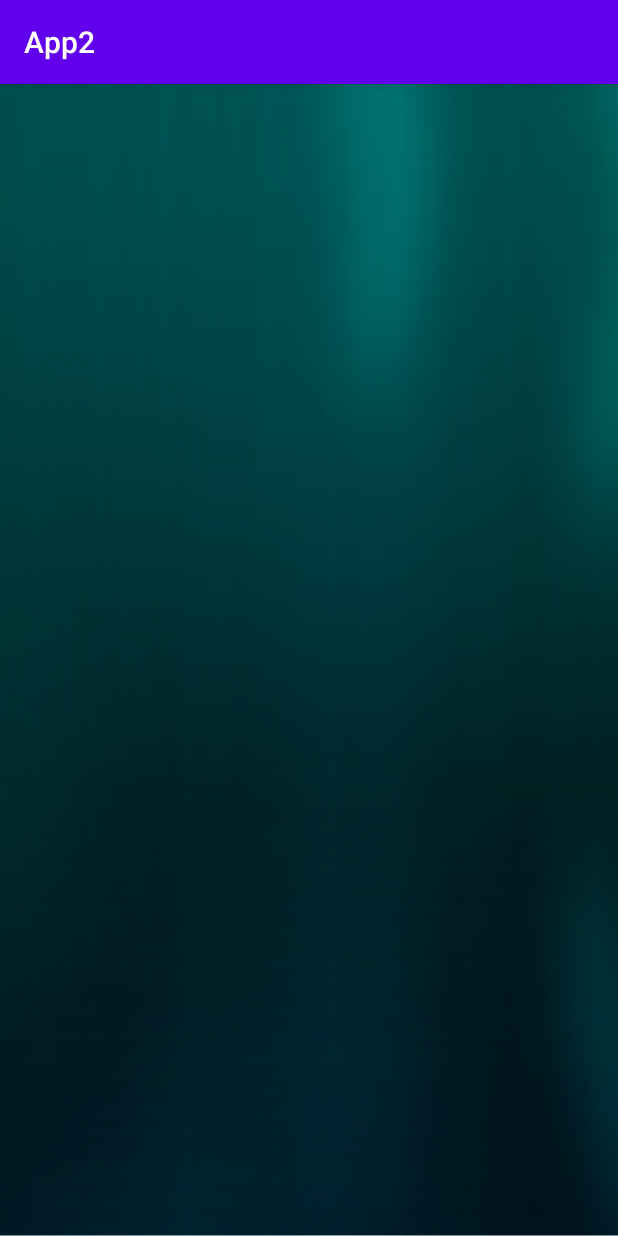
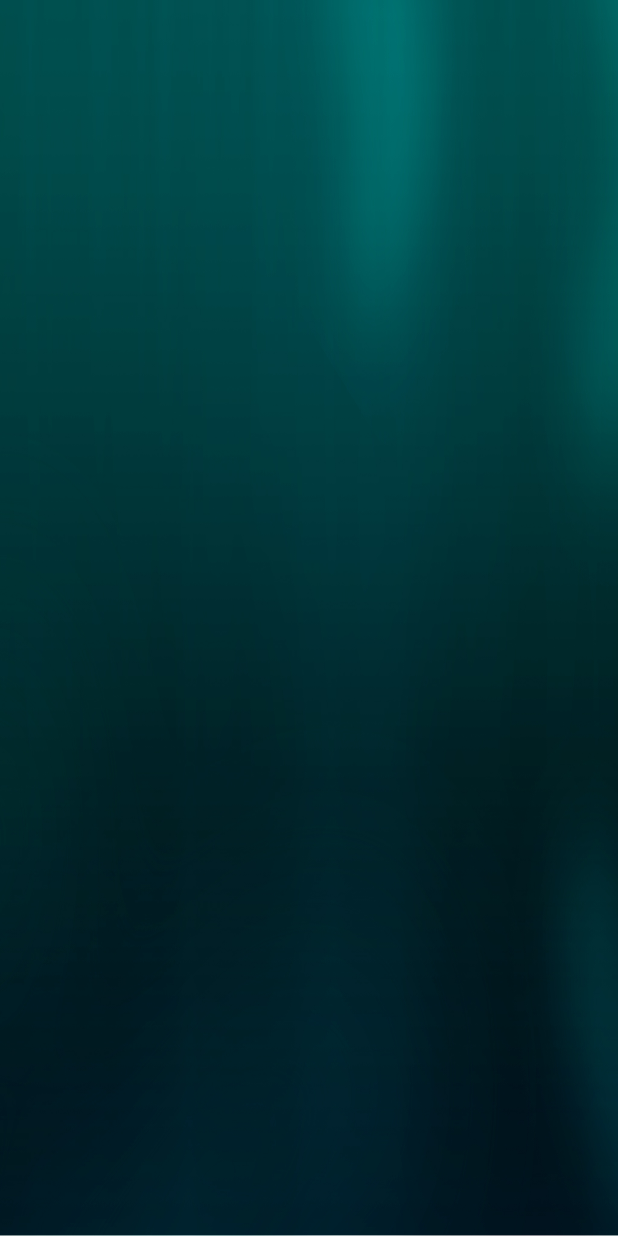
Before and after one commit to DanLechuga00/TemiMovimiento, an Android app: the screen it shows after launch (MainActivity), on a phone screen of 412 x 824 dp. Run offline under Robolectric (Android 15) with nearby library versions, the phone set to English and light mode, and no system bars.

Commit message:
+Se modifico el diseño del botón de ayuda, y de elimino la barra de estado

```diff
--- a/app/src/main/AndroidManifest.xml
+++ b/app/src/main/AndroidManifest.xml
@@ -8,7 +8,7 @@
         android:label="@string/app_name"
         android:roundIcon="@mipmap/ic_launcher_round"
         android:supportsRtl="true"
-        android:theme="@style/Theme.App2">
+        android:theme="@style/Theme.AppCompat.Light.NoActionBar">
         <activity android:name=".Option_Recomendation"></activity>
         <activity android:name=".BusquedaArticulos" />
         <activity android:name=".Option_Accion" />
--- a/app/src/main/res/layout/activity_main.xml
+++ b/app/src/main/res/layout/activity_main.xml
@@ -11,8 +11,12 @@
         android:id="@+id/help"
         android:layout_width="400dp"
         android:layout_height="200dp"
+        android:layout_alignParentStart="true"
+        android:layout_alignParentTop="true"
         android:layout_alignParentEnd="true"
         android:layout_alignParentBottom="true"
+        android:layout_marginStart="440dp"
+        android:layout_marginTop="350dp"
         android:layout_marginEnd="440dp"
         android:layout_marginBottom="350dp"
         android:background="@mipmap/help_out" />
```
